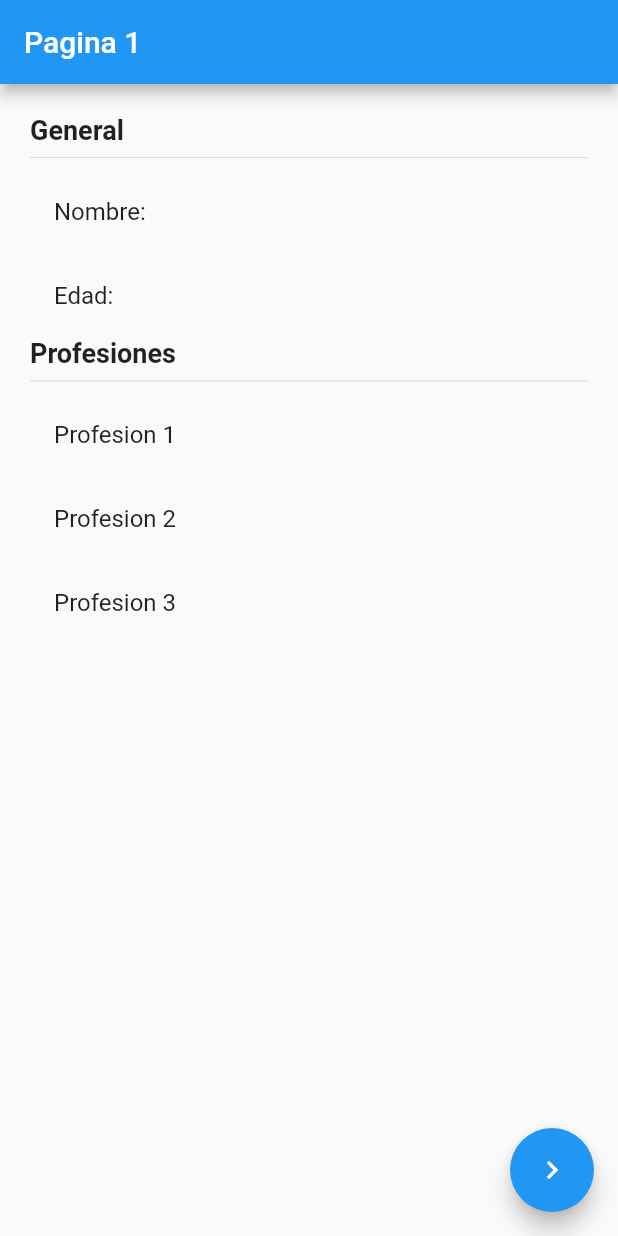
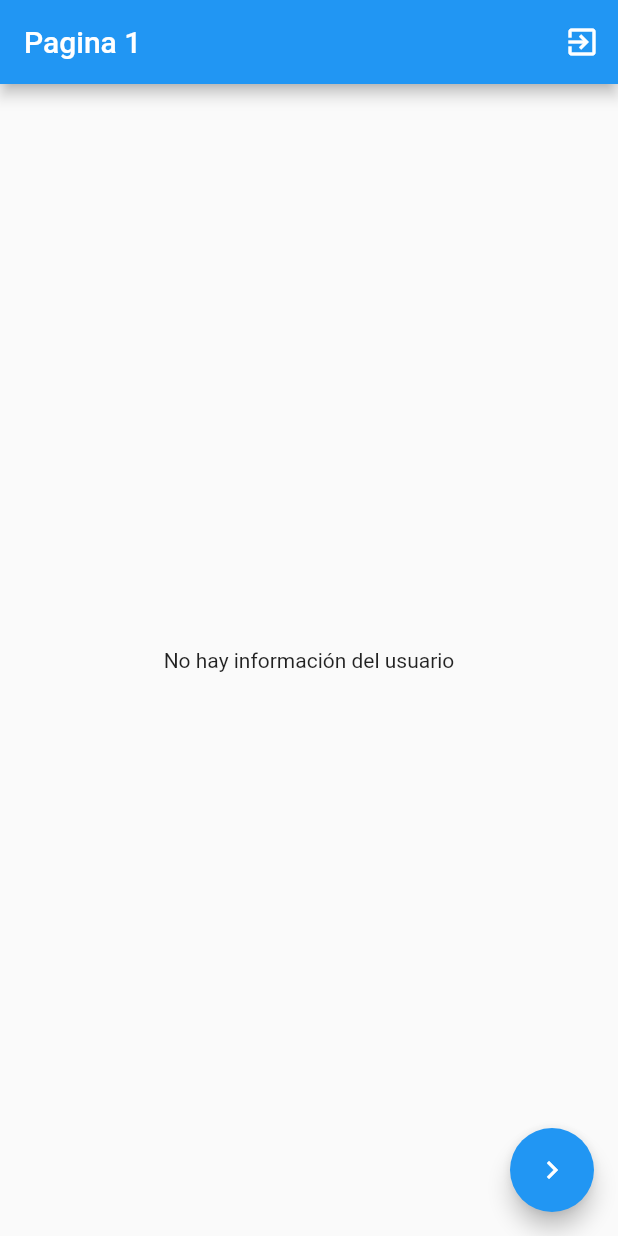
Before and after one commit to SmithHB01/flutter-estados-app, a Flutter app: the screen it shows after launch, on a phone screen of 412 x 824 dp. Run offline on Flutter 3.47's test engine with Material 2 defaults, Android fonts, the phone set to English and light mode, and no system bars; our stand-ins replace flutter_bloc.

Commit message:
Fin Cubit

```diff
--- /dev/null
+++ b/lib/bloc/usuario/usuario_cubit.dart
@@ -0,0 +1,46 @@
+import 'package:meta/meta.dart';
+
+import 'package:flutter_bloc/flutter_bloc.dart';
+
+import 'package:estados_app/models/usuario.dart';
+
+part 'usuario_state.dart';
+
+class UsuarioCubit extends Cubit<UsuarioState> {
+
+  UsuarioCubit() : super( UsuarioInitial() );
+
+  void seleccionarUsuario( Usuario user ) {
+    emit( UsuarioActivo(user) );
+  }
+
+  void cambiarEdad( int edad ) {
+
+    final currentState = state;
+    if ( currentState is UsuarioActivo ) {
+      final newUser = currentState.usuario.copyWith( edad: 30 );
+      emit( UsuarioActivo( newUser ) );
+    }
+
+  }
+
+  void agregarProfesion() {
+
+    final currentState = state;
+    if ( currentState is UsuarioActivo ) {
+      // currentState.usuario
+      final newProfesiones = [
+        ...currentState.usuario.profesiones,
+        'Profesión ${ currentState.usuario.profesiones.length + 1 }'
+      ];
+      final newUser = currentState.usuario.copyWith( profesiones: newProfesiones );
+      emit( UsuarioActivo(newUser) );
+    }
+  }
+
+
+  void borrarUsuario() {
+    emit(UsuarioInitial());
+  }
+
+}
--- /dev/null
+++ b/lib/bloc/usuario/usuario_state.dart
@@ -0,0 +1,16 @@
+part of 'usuario_cubit.dart';
+
+@immutable
+abstract class UsuarioState {}
+
+class UsuarioInitial extends UsuarioState {
+  final existeUsuario = false;
+}
+
+class UsuarioActivo extends UsuarioState {
+  final existeUsuario = true;
+  final Usuario usuario;
+
+  UsuarioActivo(this.usuario);
+
+}
--- a/lib/main.dart
+++ b/lib/main.dart
@@ -1,5 +1,9 @@
+import 'package:flutter/material.dart';
+
+import 'package:flutter_bloc/flutter_bloc.dart';
+
+import 'package:estados_app/bloc/usuario/usuario_cubit.dart';
 import 'package:estados_app/pages/pages.dart';
-import 'package:flutter/material.dart';
 
 void main() => runApp(const MyApp());
 
@@ -8,7 +12,11 @@ class MyApp extends StatelessWidget {
 
   @override
   Widget build(BuildContext context) {
-    return MaterialApp(
+    return MultiBlocProvider(
+      providers: [
+        BlocProvider(create: ( _ ) => UsuarioCubit() )
+      ],
+      child: MaterialApp(
         debugShowCheckedModeBanner: false,
         title: 'Material App',
         initialRoute: 'pagina1',
@@ -16,6 +24,7 @@ class MyApp extends StatelessWidget {
           'pagina1': ( _ ) => const Pagina1Page(),
           'pagina2': ( _ ) => const Pagina2Page(),
         },
+      ),
     );
   }
 }
--- a/lib/models/usuario.dart
+++ b/lib/models/usuario.dart
@@ -1,14 +1,25 @@
+
+
 
 class Usuario {
 
-  String nombre;
-  int edad;
-  List<String> profesiones;
+  final String nombre;
+  final int edad;
+  final List<String> profesiones;
 
-  Usuario({
-    required this.nombre,
-    required this.edad,
-    required this.profesiones,
-  });
+  Usuario({ required this.nombre, required this.edad, required this.profesiones });
+
+
+  Usuario copyWith({
+    String? nombre,
+    int? edad,
+    List<String>? profesiones
+  }) =>
+    Usuario(
+    nombre: nombre ?? this.nombre,
+    edad  : edad ?? this.edad,
+    profesiones: profesiones ?? this.profesiones,
+  );
+
 
 }
--- a/lib/pages/pagina1_page.dart
+++ b/lib/pages/pagina1_page.dart
@@ -1,4 +1,10 @@
 import 'package:flutter/material.dart';
+
+import 'package:flutter_bloc/flutter_bloc.dart';
+
+import 'package:estados_app/models/usuario.dart';
+import 'package:estados_app/bloc/usuario/usuario_cubit.dart';
+
 
 
 class Pagina1Page extends StatelessWidget {
@@ -7,47 +13,95 @@ class Pagina1Page extends StatelessWidget {
 
   @override
   Widget build(BuildContext context) {
+
     return Scaffold(
       appBar: AppBar(
         title: const Text('Pagina 1'),
+        actions: [
+          IconButton(
+            icon: const Icon( Icons.exit_to_app ),
+            onPressed: () => context.read<UsuarioCubit>().borrarUsuario()
+          )
+        ],
       ),
-      body: const InformacionUsuario(),
+      body: const BodyScaffold(),
+
      floatingActionButton: FloatingActionButton(
-      onPressed: () =>  Navigator.pushNamed(context, 'pagina2'),
-      child: const Icon( Icons.navigate_next_outlined),
+       child: const Icon( Icons.navigate_next_outlined ),
+       onPressed: () => Navigator.pushNamed(context, 'pagina2')
      ),
    );
   }
 }
 
+class BodyScaffold extends StatelessWidget {
+  const BodyScaffold({super.key});
+
+
+  @override
+  Widget build(BuildContext context) {
+
+    return BlocBuilder<UsuarioCubit, UsuarioState>(
+      builder: ( _ , state) {
+
+        switch ( state.runtimeType ) {
+
+          case UsuarioInitial:
+            return const Center(child: Text('No hay información del usuario'));
+
+          case UsuarioActivo:
+            return InformacionUsuario( (state as UsuarioActivo).usuario );
+
+          default:
+            return const Center( child: Text('Estado no reconocido '));
+        }
+
+        // if ( state is UsuarioInitial ) {
+        //   return Center(child: Text('No hay información del usuario'));
+        // } else if( state is UsuarioActivo ) {
+        //   return InformacionUsuario( state.usuario );
+        // } else {
+        //   return Center( child: Text('Estado no reconocido '));
+        // }
+
+    });
+  }
+}
+
 class InformacionUsuario extends StatelessWidget {
-  const InformacionUsuario({super.key});
+
+  final Usuario usuario;
+
+  const InformacionUsuario( this.usuario, {super.key} );
 
   @override
   Widget build(BuildContext context) {
     return Container(
+      width: double.infinity,
       height: double.infinity,
-      width: double.infinity,
       padding: const EdgeInsets.all(20.0),
-      child: const Column(
+      child: Column(
         crossAxisAlignment: CrossAxisAlignment.start,
         children: [
-          Text('General', style: TextStyle( fontSize: 18, fontWeight: FontWeight.bold) ),
 
-          Divider(),
+          const Text('General', style: TextStyle( fontSize: 18, fontWeight: FontWeight.bold ) ),
+          const Divider(),
 
-          ListTile( title: Text('Nombre:') ),
-          ListTile( title: Text('Edad:') ),
+          ListTile( title: Text('Nombre: ${ usuario.nombre }') ),
+          ListTile( title: Text('Edad: ${ usuario.edad }') ),
 
-          Text('Profesiones', style: TextStyle( fontSize: 18, fontWeight: FontWeight.bold) ),
+          const Text('Profesiones', style: TextStyle( fontSize: 18, fontWeight: FontWeight.bold ) ),
+          const Divider(),
 
-          Divider(),
 
-          ListTile( title: Text('Profesion 1') ),
-          ListTile( title: Text('Profesion 2') ),
-          ListTile( title: Text('Profesion 3') ),
+          ...usuario.profesiones.map(
+            (profesion) => ListTile( title: Text( profesion ))
+          ).toList()
+
+
         ],
       ),
     );
   }
+
 }
--- a/pubspec.yaml
+++ b/pubspec.yaml
@@ -9,11 +9,13 @@ environment:
 dependencies:
   flutter:
     sdk: flutter
+  flutter_bloc: ^8.1.3
+  meta: ^1.9.1
 
 dev_dependencies:
+  flutter_lints: ^2.0.0
   flutter_test:
     sdk: flutter
-  flutter_lints: ^2.0.0
 
 flutter:
   uses-material-design: true
```
Also changed, not shown: lib/pages/pagina2_page.dart (+31 -10 lines), pubspec.lock. Lines whose indentation alone changed are shown as unchanged.
